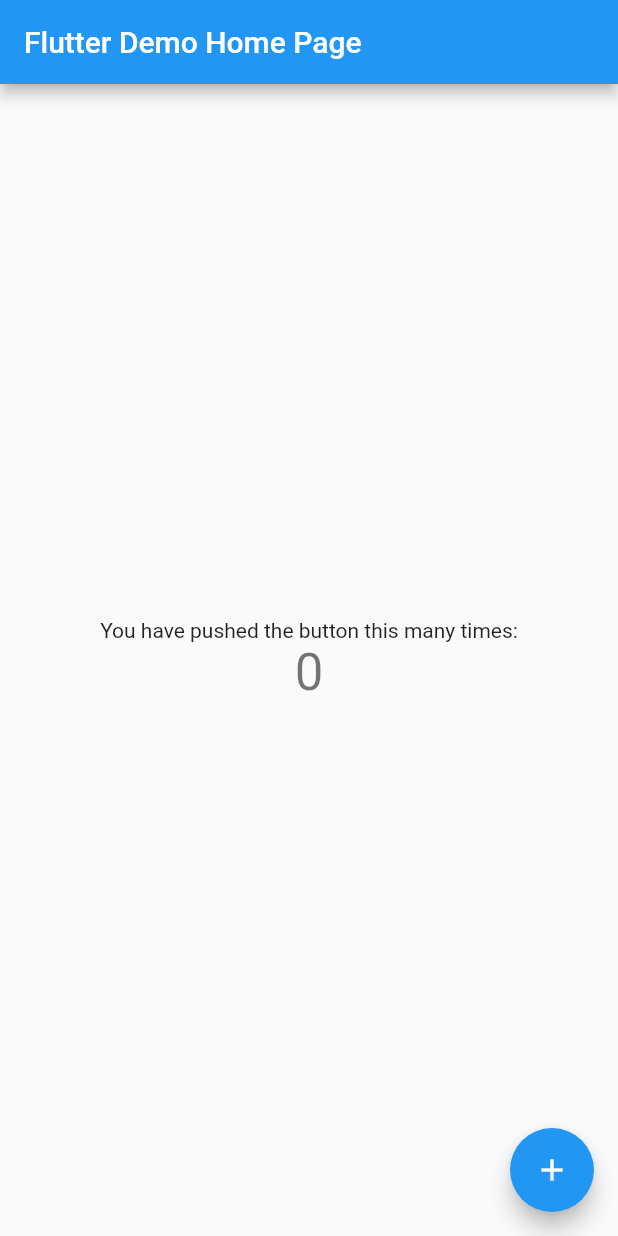
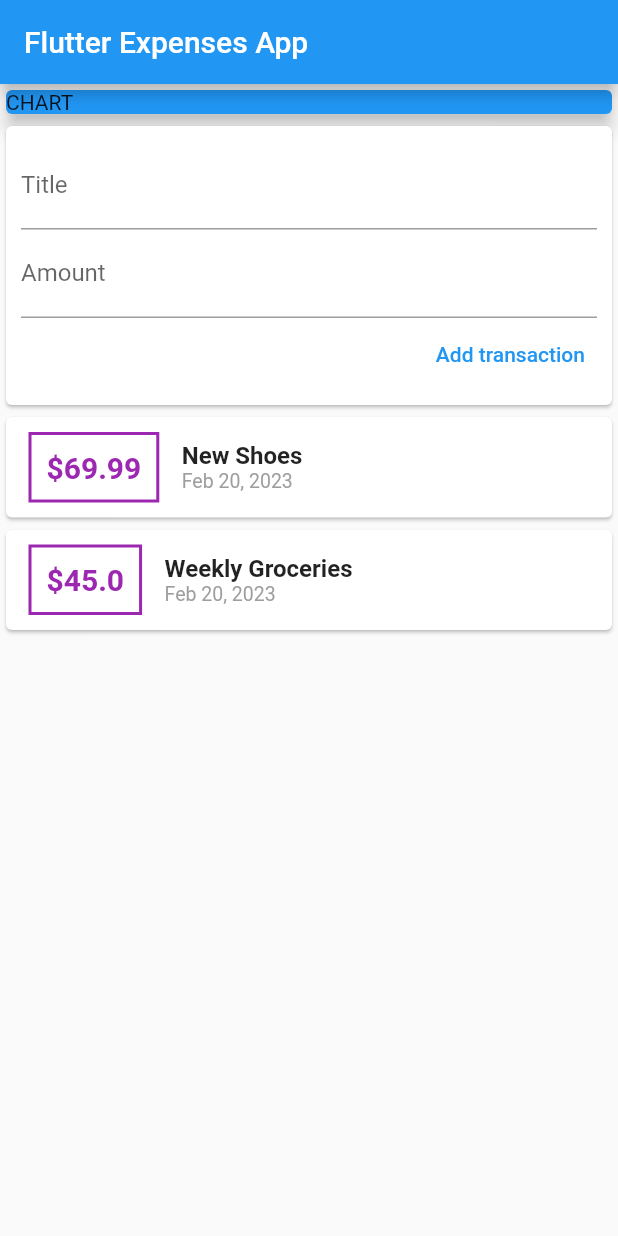
Before and after one commit to kis619/Flutter_expenses_app, a Flutter app: the screen it shows after launch, on a phone screen of 412 x 824 dp. Run offline on Flutter 3.47's test engine with Material 2 defaults, Android fonts, the phone set to English and light mode, and no system bars.

Commit message:
basic structure, basic styling, listview

```diff
--- a/lib/main.dart
+++ b/lib/main.dart
@@ -1,4 +1,6 @@
 import 'package:flutter/material.dart';
+
+import './widgets/user_transactions.dart';
 
 void main() {
   runApp(const MyApp());
@@ -6,110 +8,41 @@ void main() {
 
 class MyApp extends StatelessWidget {
   const MyApp({super.key});
-
-  // This widget is the root of your application.
   @override
   Widget build(BuildContext context) {
-    return MaterialApp(
+    return const MaterialApp(
       title: 'Flutter Demo',
-      theme: ThemeData(
-        // This is the theme of your application.
-        //
-        // Try running your application with "flutter run". You'll see the
-        // application has a blue toolbar. Then, without quitting the app, try
-        // changing the primarySwatch below to Colors.green and then invoke
-        // "hot reload" (press "r" in the console where you ran "flutter run",
-        // or simply save your changes to "hot reload" in a Flutter IDE).
-        // Notice that the counter didn't reset back to zero; the application
-        // is not restarted.
-        primarySwatch: Colors.blue,
-      ),
-      home: const MyHomePage(title: 'Flutter Demo Home Page'),
+      home: MyHomePage(),
     );
   }
 }
 
-class MyHomePage extends StatefulWidget {
-  const MyHomePage({super.key, required this.title});
-
-  // This widget is the home page of your application. It is stateful, meaning
-  // that it has a State object (defined below) that contains fields that affect
-  // how it looks.
-
-  // This class is the configuration for the state. It holds the values (in this
-  // case the title) provided by the parent (in this case the App widget) and
-  // used by the build method of the State. Fields in a Widget subclass are
-  // always marked "final".
-
-  final String title;
-
-  @override
-  State<MyHomePage> createState() => _MyHomePageState();
-}
-
-class _MyHomePageState extends State<MyHomePage> {
-  int _counter = 0;
-
-  void _incrementCounter() {
-    setState(() {
-      // This call to setState tells the Flutter framework that something has
-      // changed in this State, which causes it to rerun the build method below
-      // so that the display can reflect the updated values. If we changed
-      // _counter without calling setState(), then the build method would not be
-      // called again, and so nothing would appear to happen.
-      _counter++;
-    });
-  }
+class MyHomePage extends StatelessWidget {
+  const MyHomePage({super.key});
 
   @override
   Widget build(BuildContext context) {
-    // This method is rerun every time setState is called, for instance as done
-    // by the _incrementCounter method above.
-    //
-    // The Flutter framework has been optimized to make rerunning build methods
-    // fast, so that you can just rebuild anything that needs updating rather
-    // than having to individually change instances of widgets.
     return Scaffold(
       appBar: AppBar(
-        // Here we take the value from the MyHomePage object that was created by
-        // the App.build method, and use it to set our appbar title.
-        title: Text(widget.title),
+        title: const Text('Flutter Expenses App'),
       ),
-      body: Center(
-        // Center is a layout widget. It takes a single child and positions it
-        // in the middle of the parent.
+      body: SingleChildScrollView(
         child: Column(
-          // Column is also a layout widget. It takes a list of children and
-          // arranges them vertically. By default, it sizes itself to fit its
-          // children horizontally, and tries to be as tall as its parent.
-          //
-          // Invoke "debug painting" (press "p" in the console, choose the
-          // "Toggle Debug Paint" action from the Flutter Inspector in Android
-          // Studio, or the "Toggle Debug Paint" command in Visual Studio Code)
-          // to see the wireframe for each widget.
-          //
-          // Column has various properties to control how it sizes itself and
-          // how it positions its children. Here we use mainAxisAlignment to
-          // center the children vertically; the main axis here is the vertical
-          // axis because Columns are vertical (the cross axis would be
-          // horizontal).
-          mainAxisAlignment: MainAxisAlignment.center,
-          children: <Widget>[
-            const Text(
-              'You have pushed the button this many times:',
+          crossAxisAlignment: CrossAxisAlignment.stretch,
+          children: const <Widget>[
+            SizedBox(
+              // Container(
+              width: double.infinity,
+              child: Card(
+                color: Colors.blue,
+                elevation: 5,
+                child: Text('CHART'),
+              ),
             ),
-            Text(
-              '$_counter',
-              style: Theme.of(context).textTheme.headlineMedium,
-            ),
+            UserTransactions(),
           ],
         ),
       ),
-      floatingActionButton: FloatingActionButton(
-        onPressed: _incrementCounter,
-        tooltip: 'Increment',
-        child: const Icon(Icons.add),
-      ), // This trailing comma makes auto-formatting nicer for build methods.
     );
   }
 }
--- /dev/null
+++ b/lib/models/transaction.dart
@@ -0,0 +1,13 @@
+class Transaction {
+  final String id;
+  final String title;
+  final double amount;
+  final DateTime date;
+
+  Transaction({
+    required this.id,
+    required this.amount,
+    required this.date,
+    required this.title,
+  });
+}
--- /dev/null
+++ b/lib/widgets/transaction_form.dart
@@ -0,0 +1,38 @@
+import 'package:flutter/material.dart';
+
+class TransactionForm extends StatelessWidget {
+  final titleController = TextEditingController();
+  final amountController = TextEditingController();
+  final void Function(String title, double amount) addTransaction;
+
+  TransactionForm({super.key, required this.addTransaction});
+  @override
+  Widget build(BuildContext context) {
+    return Card(
+      child: Container(
+        padding: const EdgeInsets.all(10),
+        child: Column(
+          crossAxisAlignment: CrossAxisAlignment.end,
+          children: <Widget>[
+            TextField(
+              decoration: const InputDecoration(labelText: 'Title'),
+              controller: titleController,
+            ),
+            TextField(
+              decoration: const InputDecoration(labelText: 'Amount'),
+              controller: amountController,
+            ),
+            TextButton(
+                onPressed: () {
+                  addTransaction(
+                    titleController.text,
+                    double.tryParse(amountController.text) ?? 0,
+                  );
+                },
+                child: const Text('Add transaction')),
+          ],
+        ),
+      ),
+    );
+  }
+}
--- /dev/null
+++ b/lib/widgets/transactions_list.dart
@@ -0,0 +1,67 @@
+import 'package:flutter/material.dart';
+import 'package:intl/intl.dart';
+
+import '../models/transaction.dart';
+
+class TransactionList extends StatelessWidget {
+  final List<Transaction> transactions;
+  const TransactionList({super.key, required this.transactions});
+
+  @override
+  Widget build(BuildContext context) {
+    return SizedBox(
+      height: 400,
+      child: ListView.builder(
+        itemBuilder: (ctx, index) {
+          return Card(
+            child: Row(
+              children: <Widget>[
+                Container(
+                  margin: const EdgeInsets.symmetric(
+                    vertical: 10,
+                    horizontal: 15,
+                  ),
+                  decoration: BoxDecoration(
+                    border: Border.all(
+                      color: Colors.purple,
+                      width: 2,
+                    ),
+                  ),
+                  padding: const EdgeInsets.all(10),
+                  child: Text(
+                    '\$${transactions[index].amount}',
+                    style: const TextStyle(
+                      fontWeight: FontWeight.bold,
+                      fontSize: 20,
+                      color: Colors.purple,
+                    ),
+                  ),
+                ),
+                Column(
+                  crossAxisAlignment: CrossAxisAlignment.start,
+                  children: <Widget>[
+                    Text(
+                      transactions[index].title,
+                      style: const TextStyle(
+                        fontWeight: FontWeight.bold,
+                        fontSize: 16,
+                      ),
+                    ),
+                    Text(
+                      DateFormat.yMMMd().format(transactions[index].date),
+                      style: const TextStyle(
+                        color: Colors.grey,
+                        fontSize: 13,
+                      ),
+                    )
+                  ],
+                ),
+              ],
+            ),
+          );
+        },
+        itemCount: transactions.length,
+      ),
+    );
+  }
+}
--- /dev/null
+++ b/lib/widgets/user_transactions.dart
@@ -0,0 +1,52 @@
+import 'package:flutter/material.dart';
+
+// import './transaction_form.dart';
+import './transaction_form.dart';
+import './transactions_list.dart';
+import '../models/transaction.dart';
+
+class UserTransactions extends StatefulWidget {
+  const UserTransactions({super.key});
+
+  @override
+  State<UserTransactions> createState() => _UserTransactionsState();
+}
+
+class _UserTransactionsState extends State<UserTransactions> {
+  final List<Transaction> _userTransactions = [
+    Transaction(
+      id: 't1',
+      amount: 69.99,
+      date: DateTime.now(),
+      title: 'New Shoes',
+    ),
+    Transaction(
+      id: 't2',
+      amount: 45,
+      date: DateTime.now(),
+      title: 'Weekly Groceries',
+    ),
+  ];
+
+  void _addNewTransaction(String txTitle, double txAmount) {
+    final transaction = Transaction(
+      title: txTitle,
+      amount: txAmount,
+      date: DateTime.now(),
+      id: DateTime.now().toString(),
+    );
+    setState(() {
+      _userTransactions.add(transaction);
+    });
+  }
+
+  @override
+  Widget build(BuildContext context) {
+    return Column(children: [
+      TransactionForm(addTransaction: _addNewTransaction),
+      TransactionList(
+        transactions: _userTransactions,
+      ),
+    ]);
+  }
+}
--- a/pubspec.yaml
+++ b/pubspec.yaml
@@ -30,7 +30,7 @@ environment:
 dependencies:
   flutter:
     sdk: flutter
-
+  intl: ^0.18.0
 
   # The following adds the Cupertino Icons font to your application.
   # Use with the CupertinoIcons class for iOS style icons.
```
Also changed, not shown: pubspec.lock.
